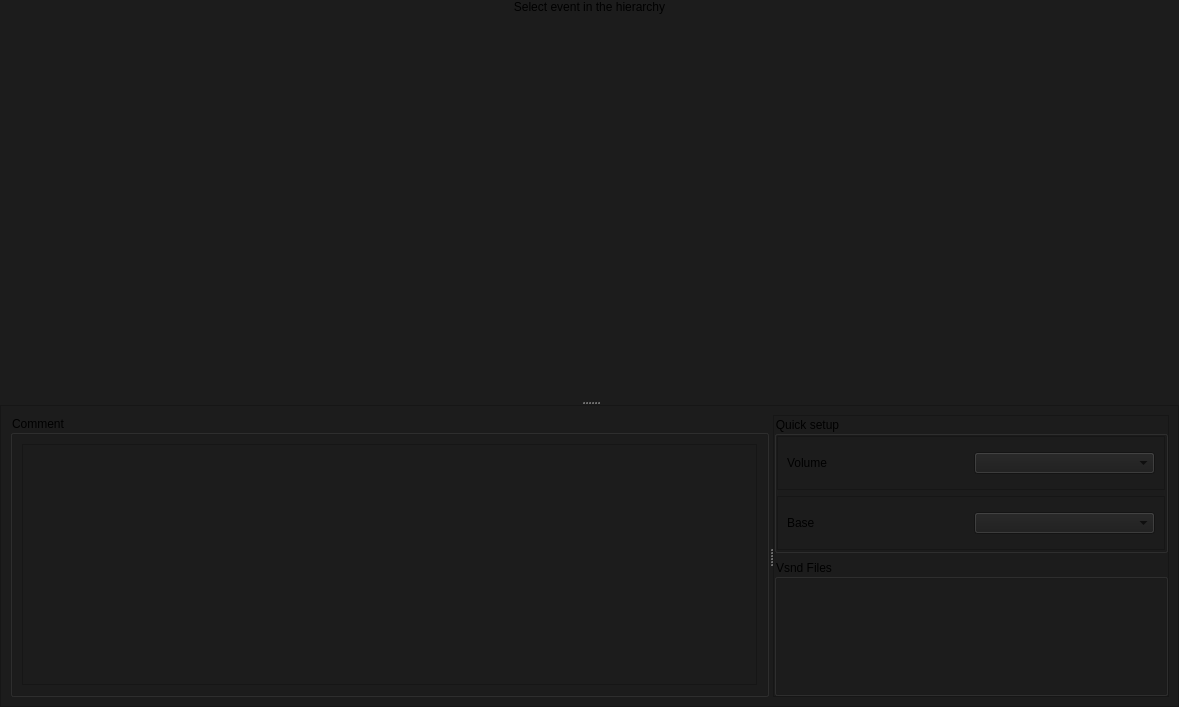
The window that src/soudevent_editor/properties_window.ui (dertwist/Hammer5Tools) describes before a commit, drawn with Qt 5.
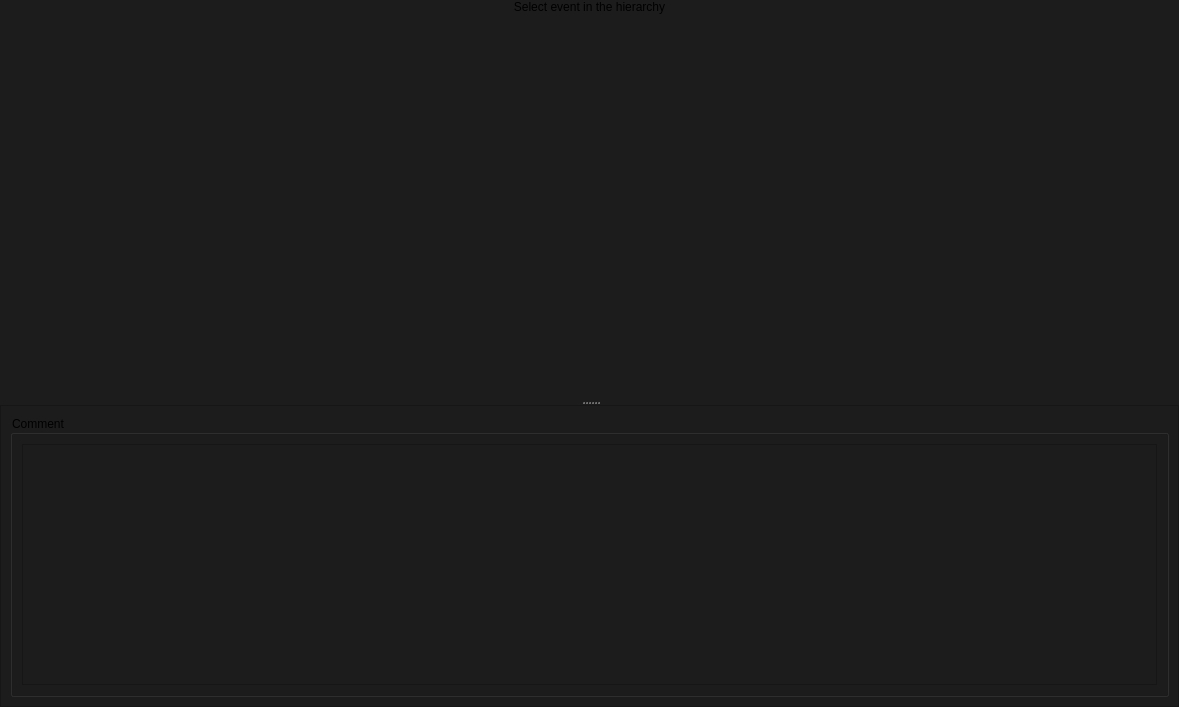
The same window after the commit. Icons and pictures are not drawn.

Commit message: [SoundEventEditor] removed quick setup form properties window

Diff of the .ui file:
```diff
--- a/src/soudevent_editor/properties_window.ui
+++ b/src/soudevent_editor/properties_window.ui
@@ -161,100 +161,6 @@
             </item>
            </layout>
           </widget>
-          <widget class="QFrame" name="frame">
-           <property name="frameShape">
-            <enum>QFrame::Shape::StyledPanel</enum>
-           </property>
-           <property name="frameShadow">
-            <enum>QFrame::Shadow::Raised</enum>
-           </property>
-           <layout class="QVBoxLayout" name="verticalLayout">
-            <property name="leftMargin">
-             <number>0</number>
-            </property>
-            <property name="topMargin">
-             <number>0</number>
-            </property>
-            <property name="rightMargin">
-             <number>0</number>
-            </property>
-            <property name="bottomMargin">
-             <number>0</number>
-            </property>
-            <item>
-             <widget class="QGroupBox" name="groupBox">
-              <property name="title">
-               <string>Quick setup</string>
-              </property>
-              <layout class="QVBoxLayout" name="verticalLayout_2">
-               <property name="leftMargin">
-                <number>0</number>
-               </property>
-               <property name="topMargin">
-                <number>0</number>
-               </property>
-               <property name="rightMargin">
-                <number>0</number>
-               </property>
-               <property name="bottomMargin">
-                <number>0</number>
-               </property>
-               <item>
-                <widget class="QFrame" name="frame_4">
-                 <property name="frameShape">
-                  <enum>QFrame::Shape::StyledPanel</enum>
-                 </property>
-                 <property name="frameShadow">
-                  <enum>QFrame::Shadow::Raised</enum>
-                 </property>
-                 <layout class="QHBoxLayout" name="horizontalLayout_7">
-                  <item>
-                   <widget class="QLabel" name="label_3">
-                    <property name="text">
-                     <string>Volume</string>
-                    </property>
-                   </widget>
-                  </item>
-                  <item>
-                   <widget class="QComboBox" name="comboBox_3"/>
-                  </item>
-                 </layout>
-                </widget>
-               </item>
-               <item>
-                <widget class="QFrame" name="frame_2">
-                 <property name="frameShape">
-                  <enum>QFrame::Shape::StyledPanel</enum>
-                 </property>
-                 <property name="frameShadow">
-                  <enum>QFrame::Shadow::Raised</enum>
-                 </property>
-                 <layout class="QHBoxLayout" name="horizontalLayout_5">
-                  <item>
-                   <widget class="QLabel" name="label">
-                    <property name="text">
-                     <string>Base</string>
-                    </property>
-                   </widget>
-                  </item>
-                  <item>
-                   <widget class="QComboBox" name="comboBox"/>
-                  </item>
-                 </layout>
-                </widget>
-               </item>
-              </layout>
-             </widget>
-            </item>
-            <item>
-             <widget class="QGroupBox" name="groupBox_5">
-              <property name="title">
-               <string>Vsnd Files</string>
-              </property>
-             </widget>
-            </item>
-           </layout>
-          </widget>
          </widget>
         </item>
        </layout>
```
The commit also changes 1 other file.
